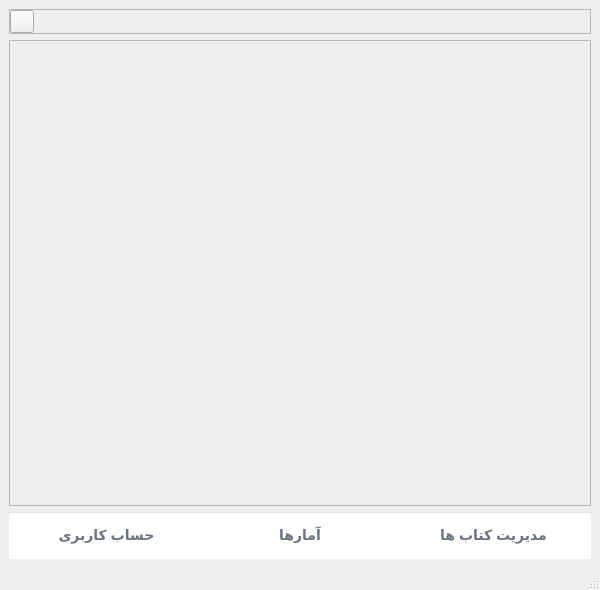
Before: the Qt Designer form publisherdashboard.ui in mozali1386-alt/Ketab_e_Man, drawn with Qt 5.
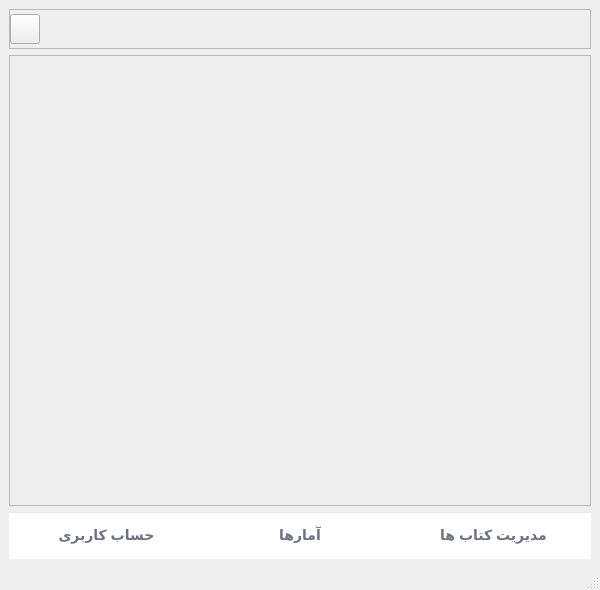
After: the same form once the commit is applied. The open tabs and pages were chosen to show the change. Icons and pictures are not drawn. Custom widgets are drawn as their Qt base class.

Commit message: add notification for publisher

```diff
--- a/publisherdashboard.ui
+++ b/publisherdashboard.ui
@@ -17,6 +17,12 @@
    <layout class="QVBoxLayout" name="verticalLayout">
     <item>
      <widget class="QFrame" name="frame">
+      <property name="minimumSize">
+       <size>
+        <width>0</width>
+        <height>40</height>
+       </size>
+      </property>
       <property name="frameShape">
        <enum>QFrame::Shape::StyledPanel</enum>
       </property>
@@ -41,6 +47,12 @@
        </property>
        <item>
         <widget class="QToolButton" name="toolButton_notification">
+         <property name="minimumSize">
+          <size>
+           <width>30</width>
+           <height>30</height>
+          </size>
+         </property>
          <property name="styleSheet">
           <string notr="true">border-image: url(:/images/icons8-bell-48.png);</string>
          </property>
@@ -108,8 +120,8 @@
             <rect>
              <x>0</x>
              <y>0</y>
-             <width>586</width>
-             <height>463</height>
+             <width>98</width>
+             <height>28</height>
             </rect>
            </property>
            <property name="minimumSize">
```
The commit also changes 2 other files.
